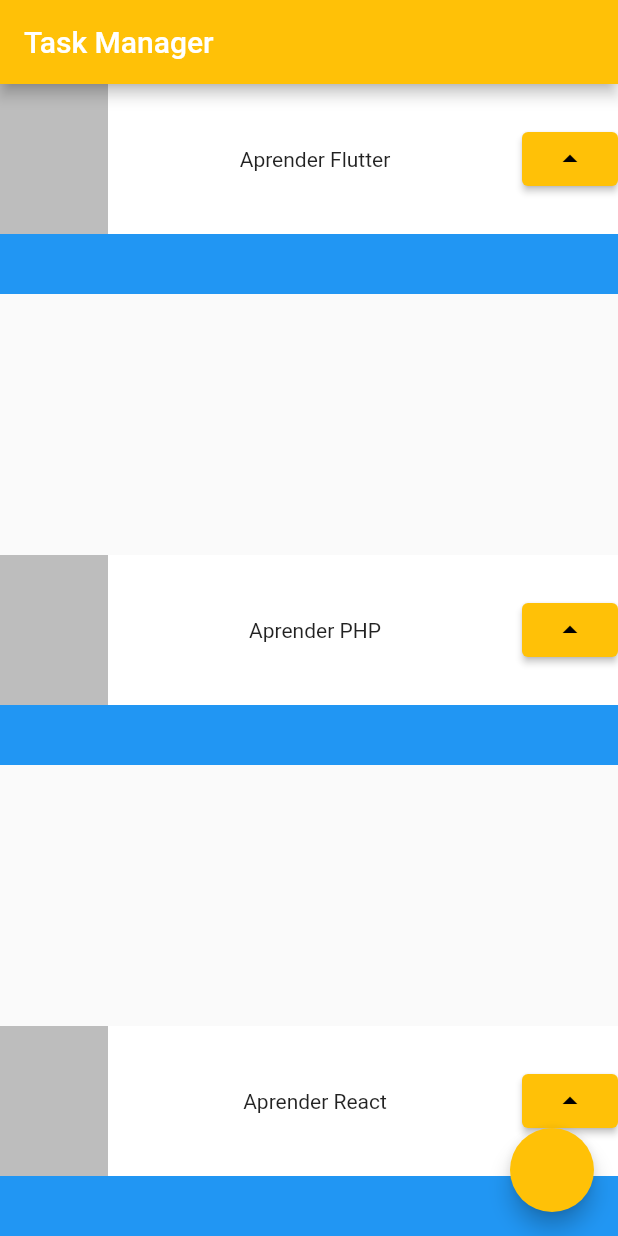
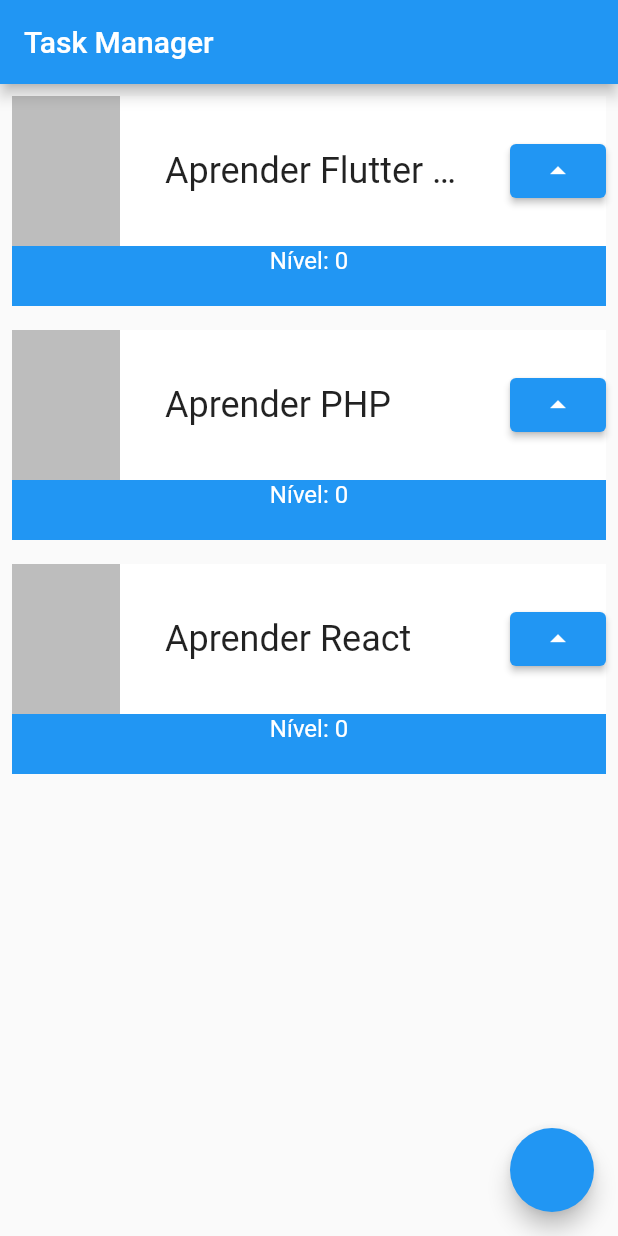
Before and after one commit to yoshinolucas/app-de-tasks-mobile, a Flutter app: the screen it shows after launch, on a phone screen of 412 x 824 dp. Run offline on Flutter 3.47's test engine with Material 2 defaults, Android fonts, the phone set to English and light mode, and no system bars.

Commit message:
aprendendo setstate

```diff
--- a/lib/main.dart
+++ b/lib/main.dart
@@ -12,43 +12,52 @@ class MyApp extends StatelessWidget {
     return MaterialApp(
       title: 'Flutter Fundamentals',
       theme: ThemeData(
-        primarySwatch: Colors.amber,
+        primarySwatch: Colors.blue,
       ),
       home: Scaffold(
-        floatingActionButton: FloatingActionButton(
-          onPressed: () {
-
-          }
-        ),
-        body: Column(
-          mainAxisAlignment: MainAxisAlignment.spaceBetween,
+        floatingActionButton: FloatingActionButton(onPressed: () {}),
+        body: ListView(
           children: [
-            Task('Aprender Flutter'),
+            Task('Aprender Flutter aosdjasdjnaofnofsdnojsgdnjsognjfdgndofjgndjgndg'),
             Task('Aprender PHP'),
             Task('Aprender React'),
           ],
         ),
         appBar: AppBar(
-          title: const Text('Task Manager', style: TextStyle(color: Colors.white))
-        ),
+            title: const Text('Task Manager',
+                style: TextStyle(color: Colors.white))),
       ),
     );
   }
 }
 
-
-class Task extends StatelessWidget {
+class Task extends StatefulWidget {
   final String titulo;
   const Task(this.titulo, {super.key});
 
   @override
+  State<Task> createState() => _TaskState();
+}
+
+class _TaskState extends State<Task> {
+  int _nivel = 0;
+  @override
   Widget build(BuildContext context) {
-    return Container(
+
+    return Padding(
+        padding: EdgeInsets.all(8.0),
+        child: Container(
             child: Stack(
           children: [
-          Container(color: Colors.blue, height: 140,),
             Container(
-            color: Colors.white, height: 100,
+              color: Colors.blue,
+              height: 140,
+            ),
+            Column(
+              children: [
+                Container(
+                    color: Colors.white,
+                    height: 100,
                     child: Row(
                       mainAxisAlignment: MainAxisAlignment.spaceBetween,
                       children: [
@@ -57,16 +66,25 @@ class Task extends StatelessWidget {
                           width: 72,
                           height: 100,
                         ),
-                Text(titulo),
+                        Container(
+                          width: 200,
+                          child: Text(
+                            widget.titulo,
+                            style: TextStyle(
+                                fontSize: 24, overflow: TextOverflow.ellipsis),
+                          ),
+                        ),
                         ElevatedButton(
-                  onPressed: (){},
+                          onPressed: ()=>setState(()=>_nivel++),
                           child: const Icon(Icons.arrow_drop_up),
                         ),
                       ],
-            )
-          ),
+                    )),
+                Text('Nível: $_nivel',
+                    style: TextStyle(color: Colors.white, fontSize: 16))
               ],
             )
-    );
+          ],
+        )));
   }
 }
```
Lines whose indentation alone changed are shown as unchanged.
